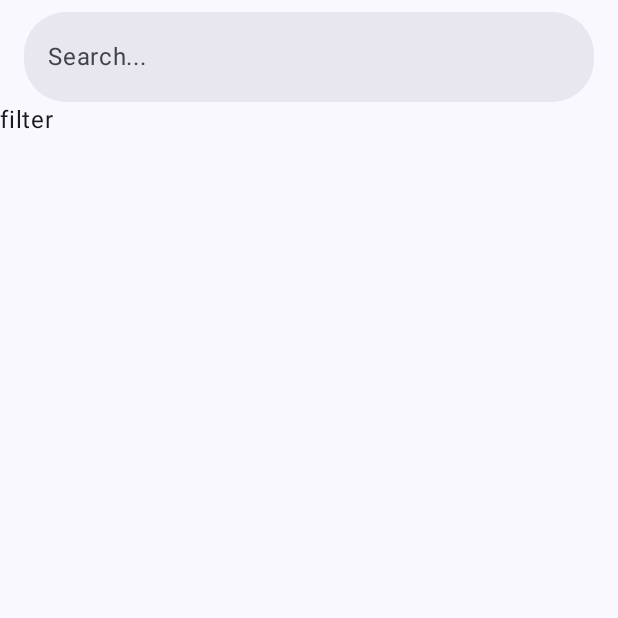
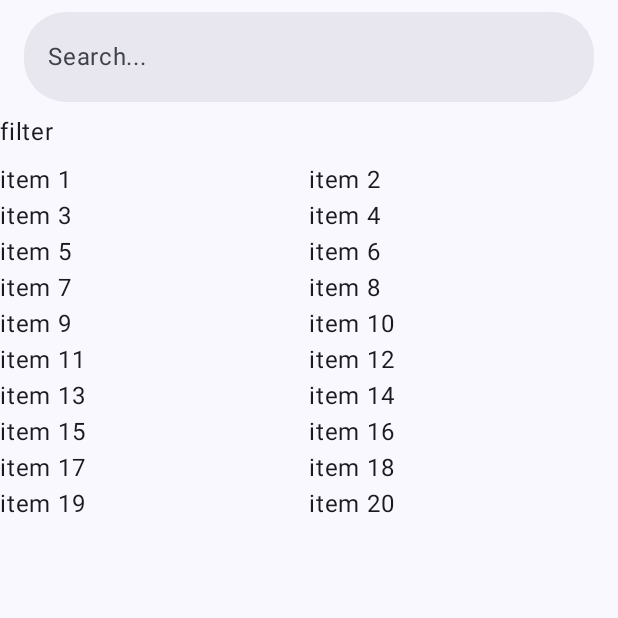
Before and after one commit to tepex/rick-and-morty, an Android app built with Jetpack Compose: the screen it shows after launch (MainActivity), on a phone screen of 412 x 824 dp, the top half of it. Run offline under Robolectric (Android 15) with nearby library versions, the phone set to English and light mode, and no system bars; our stand-ins replace Dagger/Hilt's generated code, Navigation 3, Timber; libraries missing offline, so code that uses them is left out: androidx.hilt.lifecycle.

Commit message:
fix(presenatation): add progress bar and init query

```diff
--- a/app/gradle.properties
+++ b/app/gradle.properties
@@ -1,2 +1,2 @@
 group=ru.work-mate.rick-and-morty.app
-version=0.1.0
+version=0.1.1
--- a/app/src/main/kotlin/presentation/MainViewModel.kt
+++ b/app/src/main/kotlin/presentation/MainViewModel.kt
@@ -20,7 +20,11 @@ class MainViewModel @Inject constructor() : ViewModel() {
     private val _state = MutableStateFlow(State())
     val state: StateFlow<State> = _state.asStateFlow()
 
-    fun search(query: String) {
+    init {
+        search()
+    }
+
+    fun search(query: String = "") {
         viewModelScope.launch {
             _state.emit(State(search = TextFieldState(query), isLoading = true))
             Timber.d("Start searching \"$query\"...")
--- a/app/src/main/kotlin/presentation/ui/MainScreen.kt
+++ b/app/src/main/kotlin/presentation/ui/MainScreen.kt
@@ -1,6 +1,8 @@
 package ru.work_mate.rick_and_morty.presentation.ui
 
+import androidx.compose.foundation.background
 import androidx.compose.foundation.clickable
+import androidx.compose.foundation.layout.Arrangement
 import androidx.compose.foundation.layout.Box
 import androidx.compose.foundation.layout.Column
 import androidx.compose.foundation.layout.Row
@@ -11,6 +13,7 @@ import androidx.compose.foundation.lazy.grid.GridCells
 import androidx.compose.foundation.lazy.grid.LazyVerticalGrid
 import androidx.compose.foundation.lazy.grid.items
 import androidx.compose.foundation.text.input.TextFieldState
+import androidx.compose.material3.CircularProgressIndicator
 import androidx.compose.material3.ExperimentalMaterial3Api
 import androidx.compose.material3.Scaffold
 import androidx.compose.material3.SearchBar
@@ -30,6 +33,10 @@ import ru.work_mate.rick_and_morty.presentation.model.CharacterListItem
 import timber.log.Timber
 import java.nio.file.WatchEvent
 import androidx.compose.runtime.collectAsState
+import androidx.compose.ui.Alignment
+import androidx.compose.ui.graphics.Color
+import androidx.compose.ui.input.pointer.pointerInput
+import androidx.compose.ui.zIndex
 
 @OptIn(ExperimentalMaterial3Api::class)
 @Composable
@@ -48,19 +55,49 @@ fun MainScreen(
             )
         },
         content = { paddingValues ->
-            Column(
+            Box(
                 modifier = Modifier
                     .fillMaxSize()
                     .padding(paddingValues)
             ) {
-                Row { Filter() }
-                Row {
-                    SearchContent(state.value.result) { onDetail(it) }
+                Column(
+                    modifier = Modifier
+                        .fillMaxSize()
+
+                ) {
+                    Row(
+                        modifier = Modifier
+                            .fillMaxWidth()
+                            .padding(vertical = 8.dp)
+                    ) {
+                        Filter()
+                    }
+                    Row {
+                        SearchContent(state.value.result) { onDetail(it) }
+                    }
+                    Row {
+                        PagingBar()
+                    }
                 }
-                Row {
-                    PagingBar()
+                if (state.value.isLoading) {
+                    Box(
+                        modifier = Modifier
+                            .fillMaxSize()
+                            .background(Color.Black.copy(alpha = 0.5f))
+                            .zIndex(1f)
+                            .pointerInput(Unit) {},
+                        contentAlignment = Alignment.Center
+                    ) {
+                        Column(
+                            horizontalAlignment = Alignment.CenterHorizontally,
+                            verticalArrangement = Arrangement.spacedBy(8.dp)
+                        ) {
+                            CircularProgressIndicator(color = Color.White)
+                            Text(text = "Loading...", color = Color.White)
+                        }
+                    }
                 }
-           }
+            }
         }
     )
 }
```
Also changed, not shown: 2 other files.
